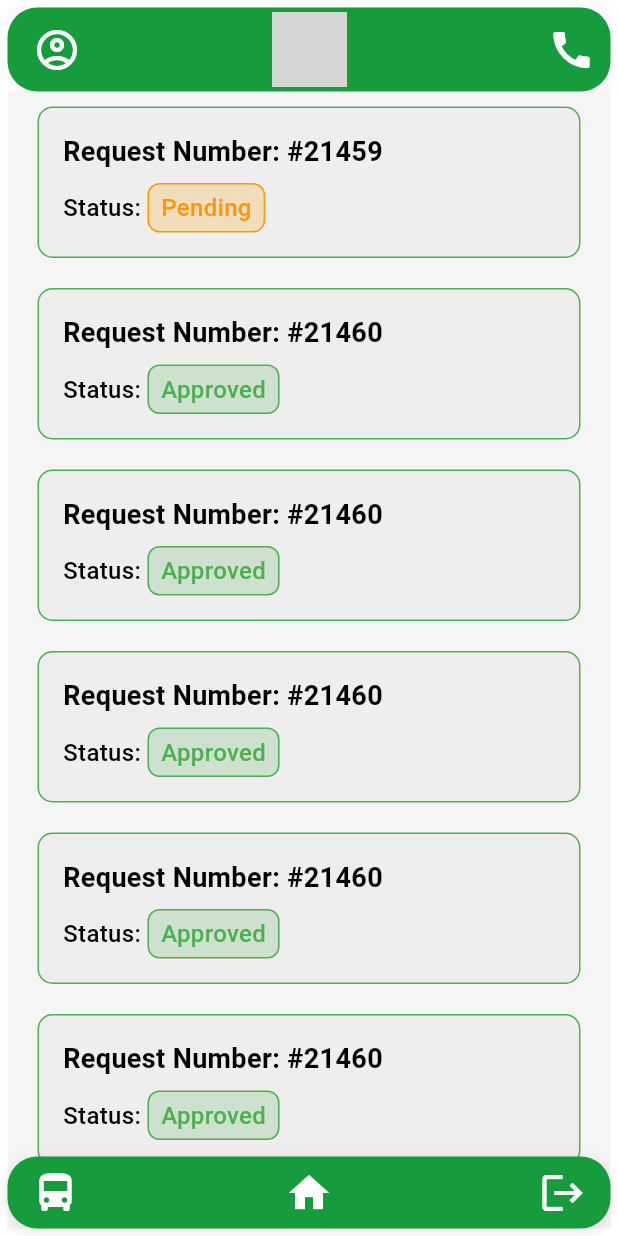
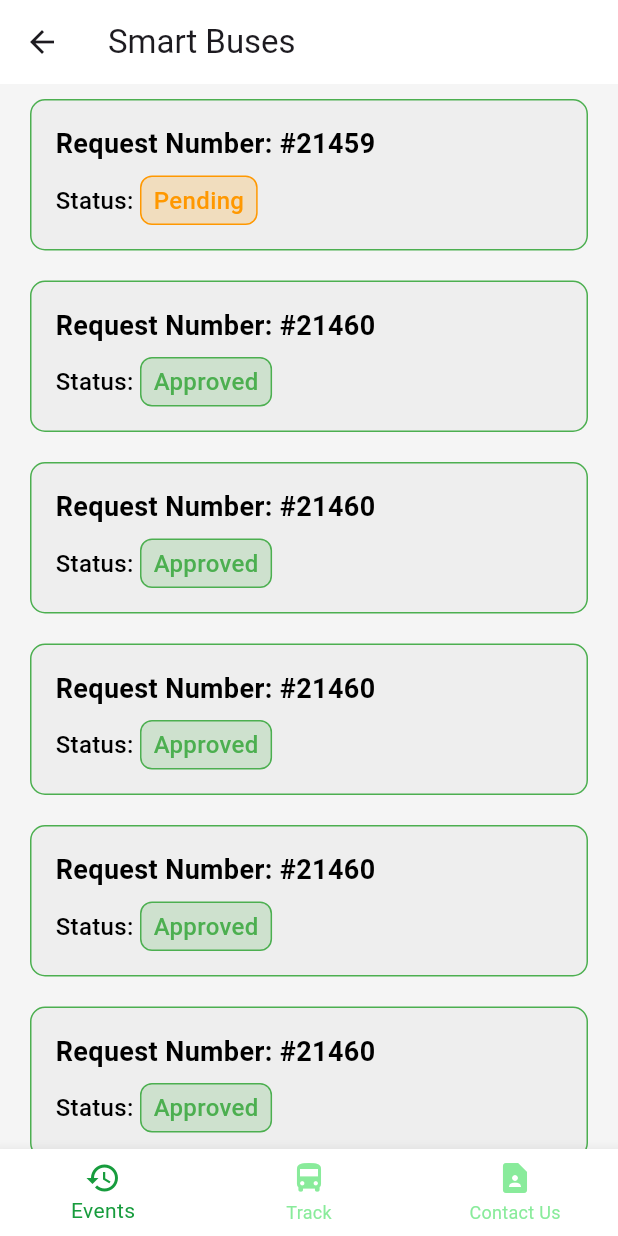
Before and after one commit to MalikAlharbi/kfupm_smart_bus_system, a Flutter app: the RequestHistoryScreen screen opened directly, on a phone screen of 412 x 824 dp. Run offline on Flutter 3.47's test engine with Material 3 defaults, Android fonts, the phone set to English and light mode, and no system bars; our stand-ins replace flutter_dotenv, google_maps_flutter, image_picker; grey boxes are pictures that could not be loaded.

Commit message:
style: :art: continued working on modifying the UI

```diff
--- a/lib/Screens/report_problem_screen.dart
+++ b/lib/Screens/report_problem_screen.dart
@@ -47,7 +47,6 @@ class _ReportProblemScreenState extends State<ReportProblemScreen> {
         appBar: AppBar(
           flexibleSpace: TopAppBar(),
         ),
-        bottomNavigationBar: const BottomBar(),
         body: SingleChildScrollView(
           padding: const EdgeInsets.all(30.0),
           child: Column(
--- a/lib/Screens/request_history.dart
+++ b/lib/Screens/request_history.dart
@@ -3,42 +3,83 @@ import 'package:kfupm_smart_bus_system/Screens/summary_report.dart';
 import 'package:kfupm_smart_bus_system/Widgets/old_request_card.dart';
 import 'package:kfupm_smart_bus_system/main_screen/bottom_bar.dart';
 import 'package:kfupm_smart_bus_system/main_screen/top_app_bar.dart';
+import 'package:kfupm_smart_bus_system/screens/contact_us.dart';
+import 'package:kfupm_smart_bus_system/screens/track_bus.dart';
 
-class RequestHistoryScreen extends StatelessWidget {
-  const RequestHistoryScreen({super.key});
+class RequestHistoryScreen extends StatefulWidget {
+  @override
+  State<RequestHistoryScreen> createState() => _RequestHistoryScreenState();
+}
+
+class _RequestHistoryScreenState extends State<RequestHistoryScreen> {
+  int _currentIndex = 0; // Default index for the "Smart Buses" screen
+
+  void _onItemTapped(int index) {
+    // Check if the selected index is different from the current index
+    if (index != _currentIndex) {
+      setState(() {
+        _currentIndex = index;
+      });
+
+      // Navigate based on the selected index
+      switch (index) {
+        case 0:
+          Navigator.pushReplacement(
+            context,
+            MaterialPageRoute(builder: (context) => RequestHistoryScreen()),
+          );
+          break;
+        case 1:
+          Navigator.pushReplacement(
+            context,
+            MaterialPageRoute(builder: (context) => TrackBus()),
+          );
+          break;
+        case 2:
+          Navigator.pushReplacement(
+            context,
+            MaterialPageRoute(builder: (context) => ContactUs()),
+          );
+          break;
+      }
+    }
+  }
 
   @override
   Widget build(BuildContext context) {
-    return SafeArea(
-      minimum: const EdgeInsets.all(5),
-      child: Scaffold(
+    return Scaffold(
       appBar: AppBar(
-          flexibleSpace: TopAppBar(),
+        backgroundColor: Colors.white,
+        title: const Text("Smart Buses"),
+        leading: IconButton(
+          icon: const Icon(Icons.arrow_back),
+          onPressed: () {
+            Navigator.pop(context);
+          },
         ),
-        bottomNavigationBar: const BottomBar(),
-        body: Expanded(
-          child: ListView(
+      ),
+      bottomNavigationBar: BottomBar(currentIndex: _currentIndex, onItemSelected: _onItemTapped),
+      body: ListView(
           children: [
             InkWell(
-                child: OldRequestCard(requestNumber: 21459, status: 'Pending'),
+              child:
+                  const OldRequestCard(requestNumber: 21459, status: 'Pending'),
               onTap: () {
-                  Navigator.of(context).pushReplacement(
+                Navigator.of(context).push(
                   MaterialPageRoute(
                     builder: (ctx) => const SummaryPage(),
                   ),
                 );
               },
             ),
-              OldRequestCard(requestNumber: 21460, status: 'Approved'),
-              OldRequestCard(requestNumber: 21460, status: 'Approved'),
-              OldRequestCard(requestNumber: 21460, status: 'Approved'),
-              OldRequestCard(requestNumber: 21460, status: 'Approved'),
-              OldRequestCard(requestNumber: 21460, status: 'Approved'),
-              OldRequestCard(requestNumber: 21461, status: 'Rejected'),
-              OldRequestCard(requestNumber: 21462, status: 'Rejected'),
+            const OldRequestCard(requestNumber: 21460, status: 'Approved'),
+            const OldRequestCard(requestNumber: 21460, status: 'Approved'),
+            const OldRequestCard(requestNumber: 21460, status: 'Approved'),
+            const OldRequestCard(requestNumber: 21460, status: 'Approved'),
+            const OldRequestCard(requestNumber: 21460, status: 'Approved'),
+            const OldRequestCard(requestNumber: 21461, status: 'Rejected'),
+            const OldRequestCard(requestNumber: 21462, status: 'Rejected'),
           ],
-          ),
-        ),
         ),
       );
   }
--- a/lib/Screens/summary_report.dart
+++ b/lib/Screens/summary_report.dart
@@ -29,7 +29,6 @@ Widget _generateSummaryReport(BuildContext context) {
       appBar: AppBar(
         flexibleSpace: TopAppBar(),
       ),
-      bottomNavigationBar: const BottomBar(),
       body: Column(
         children: [
           Expanded(
--- a/lib/Widgets/loading_screen.dart
+++ b/lib/Widgets/loading_screen.dart
@@ -1,4 +1,5 @@
 import 'package:flutter/material.dart';
+import 'package:kfupm_smart_bus_system/screens/track_bus.dart';
 import 'package:kfupm_smart_bus_system/screens/widget_main.dart';
 
 class LoadingScreen extends StatefulWidget {
@@ -15,7 +16,7 @@ class _LoadingScreenState extends State<LoadingScreen> {
     Future.delayed(Duration(seconds: 4), () {
       Navigator.pushReplacement(
         context,
-        MaterialPageRoute(builder: (context) => Widgetmain()),
+        MaterialPageRoute(builder: (context) => TrackBus()),
       );
     });
   }
@@ -26,7 +27,7 @@ class _LoadingScreenState extends State<LoadingScreen> {
       body: Center(
         child: ColorFiltered(
               colorFilter: const ColorFilter.mode(
-                Colors.green,
+                Color(0xFF179C3D),
                 BlendMode.srcIn,
               ),
               child: Image.asset(
--- a/lib/main_screen/bottom_bar.dart
+++ b/lib/main_screen/bottom_bar.dart
@@ -3,7 +3,16 @@ import 'package:kfupm_smart_bus_system/Screens/request_bus.dart';
 import 'package:kfupm_smart_bus_system/screens/widget_main.dart';
 
 class BottomBar extends StatelessWidget {
-  const BottomBar({super.key});
+  final int currentIndex;
+  final ValueChanged<int> onItemSelected;
+
+  const BottomBar({
+    super.key,
+    required this.currentIndex,
+    required this.onItemSelected,
+  });
+
+
 
   Widget _buildIconButton(IconData icon, VoidCallback onTap) {
     return InkWell(
@@ -18,44 +27,66 @@ class BottomBar extends StatelessWidget {
 
   @override
   Widget build(context) {
-    return Container(
-      decoration: BoxDecoration(
-        borderRadius: BorderRadius.circular(20),
-        color: const Color(0xFF179C3D),
-        boxShadow: [
-          BoxShadow(
-            color: Colors.black.withOpacity(0.1),
-            blurRadius: 8,
-            offset: const Offset(0, 2),
-          ),
-        ],
-      ),
-      child: Padding(
-        padding: const EdgeInsets.symmetric(horizontal: 16, vertical: 8),
-        child: Row(
-          children: [
-            _buildIconButton(Icons.directions_bus, () {
-              Navigator.of(context).pushReplacement(
-                MaterialPageRoute(
-                  builder: (ctx) => const RequestBus(),
-                ),
-              );
-            }),
-            const Spacer(),
-            _buildIconButton(Icons.home, () {
-              Navigator.of(context).pushReplacement(
-                MaterialPageRoute(
-                  builder: (ctx) => const Widgetmain(),
-                ),
-              );
-            }),
-            const Spacer(),
-            _buildIconButton(Icons.logout, () {
-              Navigator.of(context).pop();
-            }),
-          ],
+    return BottomNavigationBar(
+      backgroundColor: Colors.white ,
+      selectedItemColor:  const Color(0xFF179C3D),
+      unselectedItemColor: const Color.fromARGB(153, 58, 222, 88),
+      currentIndex: currentIndex,
+      items: const [
+        BottomNavigationBarItem(
+          icon: Icon(Icons.history),
+          label: "Events",
         ),
-      ),
+        BottomNavigationBarItem(
+          icon: Icon(Icons.directions_bus),
+          label: "Track",
+        ),
+        BottomNavigationBarItem(
+          icon: Icon(Icons.contact_page),
+          label: "Contact Us",
+        ),
+      ],
+      onTap: onItemSelected,
     );
+
+    // return Container(
+    //   decoration: BoxDecoration(
+    //     borderRadius: BorderRadius.circular(20),
+    //     color: const Color(0xFF179C3D),
+    //     boxShadow: [
+    //       BoxShadow(
+    //         color: Colors.black.withOpacity(0.1),
+    //         blurRadius: 8,
+    //         offset: const Offset(0, 2),
+    //       ),
+    //     ],
+    //   ),
+    //   child: Padding(
+    //     padding: const EdgeInsets.symmetric(horizontal: 16, vertical: 8),
+    //     child: Row(
+    //       children: [
+    //         _buildIconButton(Icons.directions_bus, () {
+    //           Navigator.of(context).pushReplacement(
+    //             MaterialPageRoute(
+    //               builder: (ctx) => const RequestBus(),
+    //             ),
+    //           );
+    //         }),
+    //         const Spacer(),
+    //         _buildIconButton(Icons.home, () {
+    //           Navigator.of(context).pushReplacement(
+    //             MaterialPageRoute(
+    //               builder: (ctx) => const Widgetmain(),
+    //             ),
+    //           );
+    //         }),
+    //         const Spacer(),
+    //         _buildIconButton(Icons.logout, () {
+    //           Navigator.of(context).pop();
+    //         }),
+    //       ],
+    //     ),
+    //   ),
+    // );
   }
 }
--- a/lib/screens/request_bus.dart
+++ b/lib/screens/request_bus.dart
@@ -27,7 +27,6 @@ class _RequestBusState extends State<RequestBus> {
         appBar: AppBar(
           flexibleSpace: TopAppBar(),
         ),
-        bottomNavigationBar: BottomBar(),
         body: Column(
           children: [
             // First child: Column with 3 sub-children
@@ -117,7 +116,7 @@ class _RequestBusState extends State<RequestBus> {
                         onPressed: () {
                           Navigator.of(context).pushReplacement(
                             MaterialPageRoute(
-                              builder: (ctx) => const RequestHistoryScreen(),
+                              builder: (ctx) =>  RequestHistoryScreen(),
                             ),
                           );
                         },
--- a/lib/screens/widget_main.dart
+++ b/lib/screens/widget_main.dart
@@ -22,7 +22,6 @@ class Widgetmain extends StatelessWidget {
           appBar: AppBar(
             flexibleSpace: TopAppBar(),
           ),
-          bottomNavigationBar: BottomBar(),
           body: SafeArea(
             child: Column(
               children: [
```
Also changed, not shown: lib/screens/contact_us.dart (+55 -10 lines), lib/screens/track_bus.dart (+74 -21 lines). Lines whose indentation alone changed are shown as unchanged.
